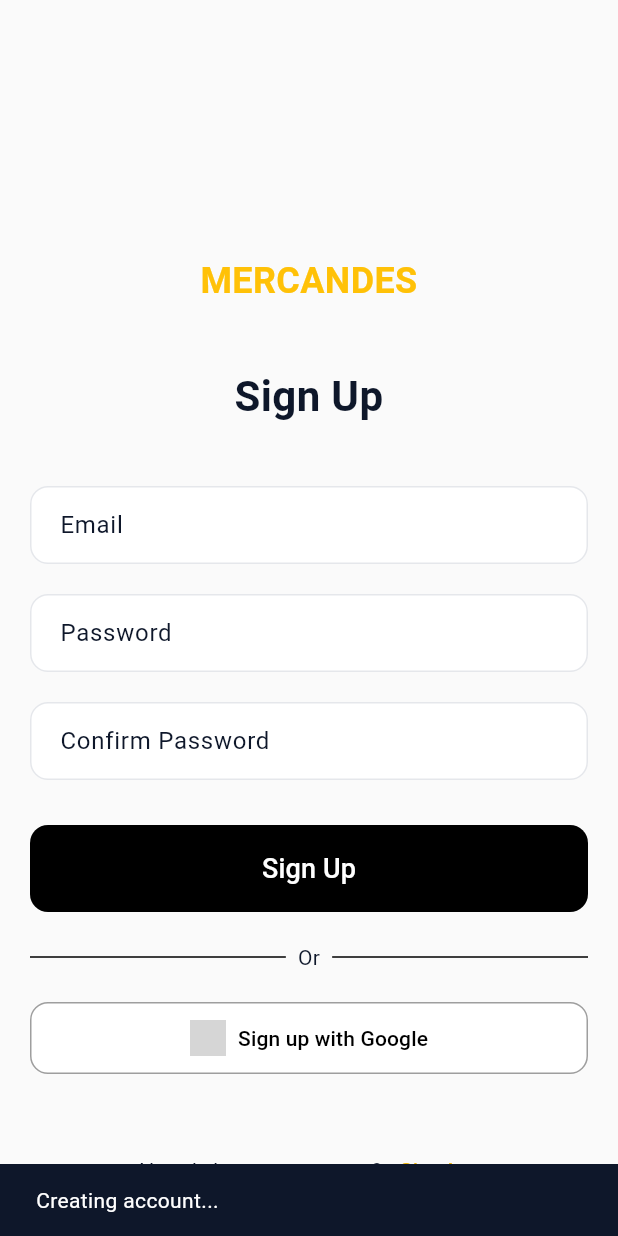
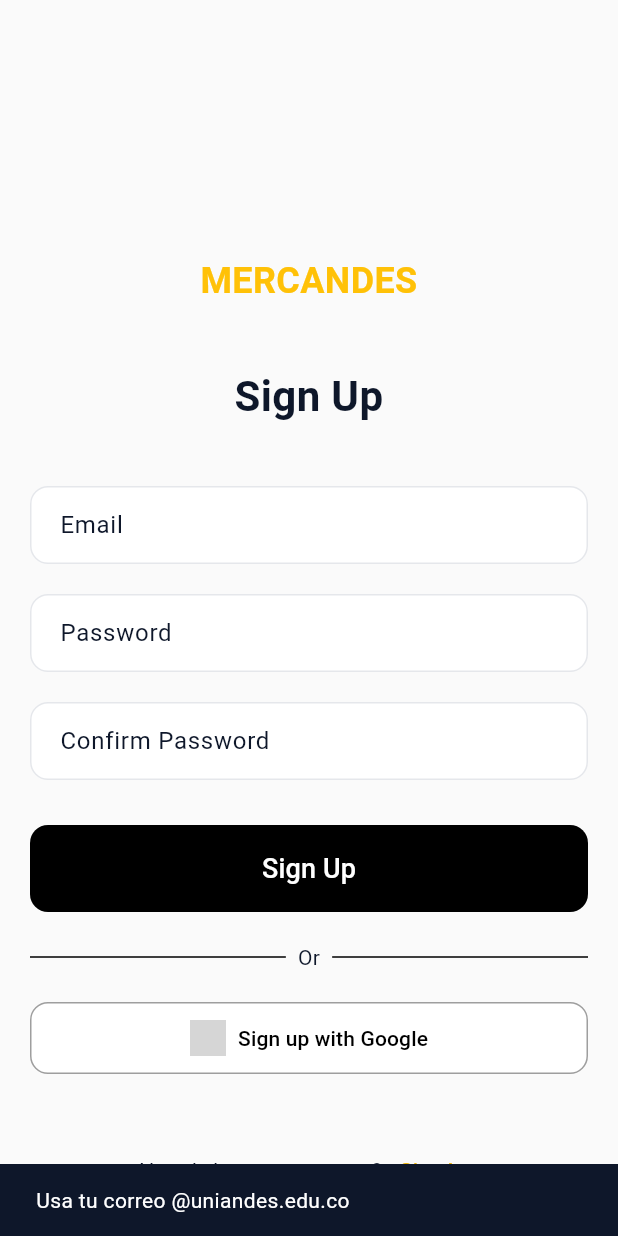
Before and after one commit to ISIS3510-MOVILES-TEAM23/Team-23-Flutter, a Flutter app: the SignupScreen screen opened by its route, scrolled down 70 dp, after a tap on "Sign Up", on a phone screen of 412 x 824 dp. Run offline on Flutter 3.47's test engine with Material 3 defaults, Android fonts, the phone set to English and light mode, and no system bars; our stand-ins replace cloud_firestore, device_info_plus, firebase_auth, firebase_core, firebase_storage, go_router and 3 more; accounts and stored records are empty; network calls fail; grey boxes are pictures that could not be loaded.

Commit message:
feat(auth, router, deps): add email verification flow
Update SignupScreen: enforce @uniandes.edu.co domain, create user, send Firebase email verification, create user doc with is_verified=false, and redirect to /verification

Add VerificationScreen to resend verification email, check emailVerified, set users/{uid}.is_verified=true, and navigate to /home

Register /verification as a top-level GoRouter route (keeps bottom nav hidden during verification)

```diff
--- a/lib/router.dart
+++ b/lib/router.dart
@@ -14,6 +14,7 @@ import 'screens/profile_screen.dart';
 import 'screens/sales_screen.dart';
 import 'screens/signup_screen.dart';
 import 'widgets/main_scaffold.dart';
+import 'screens/verification_screen.dart';
 
 final _rootNavigatorKey = GlobalKey<NavigatorState>();
 
@@ -28,6 +29,15 @@ final router = GoRouter(
     GoRoute(
       path: '/signup',
       builder: (context, state) => const SignupScreen(),
+    ),
+    GoRoute(
+      path: '/verification',
+      builder: (context, state) {
+        final extra = (state.extra as Map?) ?? {};
+        return VerificationScreen(
+          email: (extra['email'] as String?) ?? '',
+        );
+      },
     ),
     GoRoute(
       path: '/chat',
--- a/lib/screens/signup_screen.dart
+++ b/lib/screens/signup_screen.dart
@@ -1,5 +1,7 @@
+// lib/screens/signup_screen.dart
 import 'package:campus_marketplace/services/auth_service.dart';
 import 'package:campus_marketplace/services/firestore_service.dart';
+import 'package:cloud_firestore/cloud_firestore.dart';
 import 'package:firebase_auth/firebase_auth.dart';
 import 'package:flutter/material.dart';
 import 'package:go_router/go_router.dart';
@@ -15,29 +17,78 @@ class _SignupScreenState extends State<SignupScreen> {
   String email = '';
   String password = '';
   String confirmPassword = '';
-  AuthService authService = AuthService();
+  final AuthService authService = AuthService();
 
-  _signup() async {
-    var scaffoldMessenger = ScaffoldMessenger.of(context);
-    if (password == confirmPassword) {
-      scaffoldMessenger.showSnackBar(const SnackBar(content: Text('Creating account...')));
-      UserCredential? credential =
-          await authService.signUpWithEmailAndPassword(email, password);
-      if (credential != null) {
-        await FirestoreService.createUser();
-        scaffoldMessenger.hideCurrentSnackBar();
-        if (mounted) {
-          context.go('/home');
-        }
-      } else {
-        scaffoldMessenger.showSnackBar(
-          const SnackBar(content: Text('Sign up failed')),
-        );
-      }
-    } else {
-      scaffoldMessenger.showSnackBar(
+  bool _isUniandes(String e) =>
+      e.trim().toLowerCase().endsWith('@uniandes.edu.co');
+
+  String _mapFirebaseError(FirebaseAuthException e) {
+    final code = e.code.toLowerCase();
+    if (code == 'email-already-in-use') return 'Este correo ya está registrado.';
+    if (code == 'invalid-email') return 'Correo inválido.';
+    if (code == 'weak-password') return 'Contraseña débil.';
+    return e.message ?? 'Error de autenticación';
+  }
+
+  Future<void> _signup() async {
+    final scaffold = ScaffoldMessenger.of(context);
+
+    if (!_isUniandes(email)) {
+      scaffold.showSnackBar(
+        const SnackBar(content: Text('Usa tu correo @uniandes.edu.co')),
+      );
+      return;
+    }
+    if (password != confirmPassword) {
+      scaffold.showSnackBar(
         const SnackBar(content: Text('Passwords do not match')),
       );
+      return;
+    }
+    if (password.length < 6) {
+      scaffold.showSnackBar(
+        const SnackBar(content: Text('La contraseña debe tener al menos 6 caracteres')),
+      );
+      return;
+    }
+
+    try {
+      scaffold.showSnackBar(
+        const SnackBar(content: Text('Creating account...')),
+      );
+
+      // 1) Crear usuario en Firebase Auth
+      final credential = await authService.signUpWithEmailAndPassword(email.trim(), password);
+      final user = credential?.user;
+
+      if (user == null) {
+        scaffold.hideCurrentSnackBar();
+        scaffold.showSnackBar(const SnackBar(content: Text('Sign up failed')));
+        return;
+      }
+
+      // 2) Enviar email de verificación (link nativo)
+      await user.sendEmailVerification();
+
+      // 3) Crear documento de usuario (si no existe) y marcar is_verified=false
+      await FirestoreService.createUser();
+      await FirebaseFirestore.instance
+          .collection('users')
+          .doc(user.uid)
+          .set({'is_verified': false}, SetOptions(merge: true));
+
+      scaffold.hideCurrentSnackBar();
+
+      // 4) Ir a pantalla donde el usuario confirma que ya verificó su email
+      if (mounted) {
+        context.push('/verification', extra: {'email': email.trim()});
+      }
+    } on FirebaseAuthException catch (e) {
+      scaffold.hideCurrentSnackBar();
+      scaffold.showSnackBar(SnackBar(content: Text(_mapFirebaseError(e))));
+    } catch (e) {
+      scaffold.hideCurrentSnackBar();
+      scaffold.showSnackBar(SnackBar(content: Text('Error: $e')));
     }
   }
 
@@ -52,7 +103,6 @@ class _SignupScreenState extends State<SignupScreen> {
             crossAxisAlignment: CrossAxisAlignment.stretch,
             children: [
               const SizedBox(height: 100),
-              // Placeholder for the icon
               const SizedBox(height: 120, width: 120),
               const Text(
                 'MERCANDES',
@@ -74,9 +124,9 @@ class _SignupScreenState extends State<SignupScreen> {
               ),
               const SizedBox(height: 40),
               TextField(
-                onChanged: (value) {
-                  email = value;
-                },
+                onChanged: (value) => email = value,
+                keyboardType: TextInputType.emailAddress,
+                autofillHints: const [AutofillHints.email],
                 decoration: const InputDecoration(
                   labelText: 'Email',
                   border: OutlineInputBorder(),
@@ -84,10 +134,9 @@ class _SignupScreenState extends State<SignupScreen> {
               ),
               const SizedBox(height: 20),
               TextField(
-                onChanged: (value) {
-                  password = value;
-                },
+                onChanged: (value) => password = value,
                 obscureText: true,
+                autofillHints: const [AutofillHints.newPassword],
                 decoration: const InputDecoration(
                   labelText: 'Password',
                   border: OutlineInputBorder(),
@@ -95,10 +144,9 @@ class _SignupScreenState extends State<SignupScreen> {
               ),
               const SizedBox(height: 20),
               TextField(
-                onChanged: (value) {
-                  confirmPassword = value;
-                },
+                onChanged: (value) => confirmPassword = value,
                 obscureText: true,
+                autofillHints: const [AutofillHints.newPassword],
                 decoration: const InputDecoration(
                   labelText: 'Confirm Password',
                   border: OutlineInputBorder(),
@@ -130,11 +178,13 @@ class _SignupScreenState extends State<SignupScreen> {
               const SizedBox(height: 20),
               ElevatedButton.icon(
                 onPressed: () {
+                  // Puedes decidir si omitir verificación por email en Google Sign-In
                   authService.signInWithGoogle();
                 },
                 icon: Image.network(
-                    'http://pngimg.com/uploads/google/google_PNG19635.png',
-                    height: 24.0),
+                  'http://pngimg.com/uploads/google/google_PNG19635.png',
+                  height: 24.0,
+                ),
                 label: const Text('Sign up with Google'),
                 style: ElevatedButton.styleFrom(
                   foregroundColor: Colors.black,
@@ -149,9 +199,7 @@ class _SignupScreenState extends State<SignupScreen> {
                 children: [
                   const Text("Already have an account?"),
                   TextButton(
-                    onPressed: () {
-                      context.go('/login');
-                    },
+                    onPressed: () => context.go('/login'),
                     child: const Text('Sign In'),
                   ),
                 ],
--- a/pubspec.yaml
+++ b/pubspec.yaml
@@ -10,6 +10,7 @@ dependencies:
   flutter:
     sdk: flutter
   firebase_storage: ^13.0.2
+  cloud_functions: ^6.0.0
 
   # Core packages
   cupertino_icons: ^1.0.6
```
Also changed, not shown: lib/models/auth_model.dart (added, +11 -0 lines), lib/screens/verification_screen.dart (added, +94 -0 lines), lib/services/email_verification.dart (added, +86 -0 lines), pubspec.lock.
